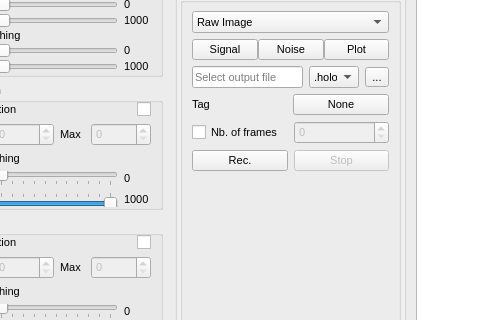
Above: Ui/assets/ui/mainwindow.ui from DigitalHolography/Holovibes before the change; both pictures show x 578 to 1058 and y 250 to 570 of the 1291 by 815 pixel window. Below: the same form after it.
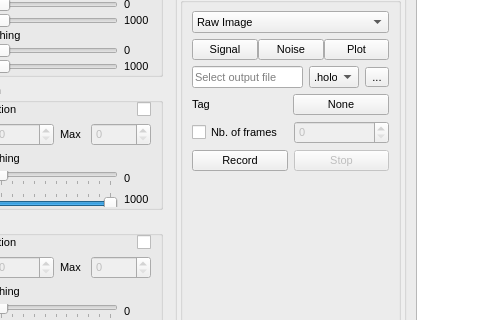
That is the form after the change. Custom widgets are drawn as their Qt base class.

Commit message: ui: Rec -> Record

Diff of the .ui file:
```diff
--- a/Ui/assets/ui/mainwindow.ui
+++ b/Ui/assets/ui/mainwindow.ui
@@ -3045,7 +3045,7 @@
                     <string>Start recording</string>
                    </property>
                    <property name="text">
-                    <string>Rec.</string>
+                    <string>Record</string>
                    </property>
                    <property name="shortcut">
                     <string>Ctrl+R</string>
```
